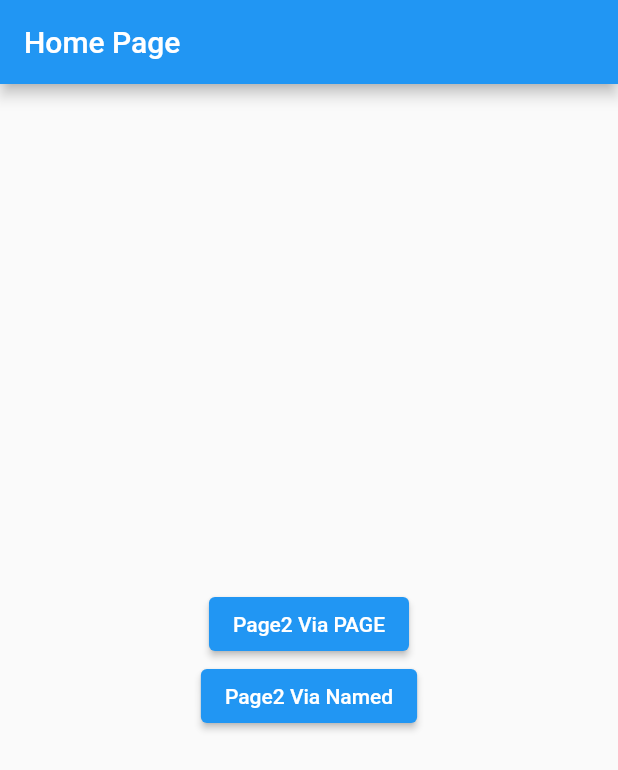
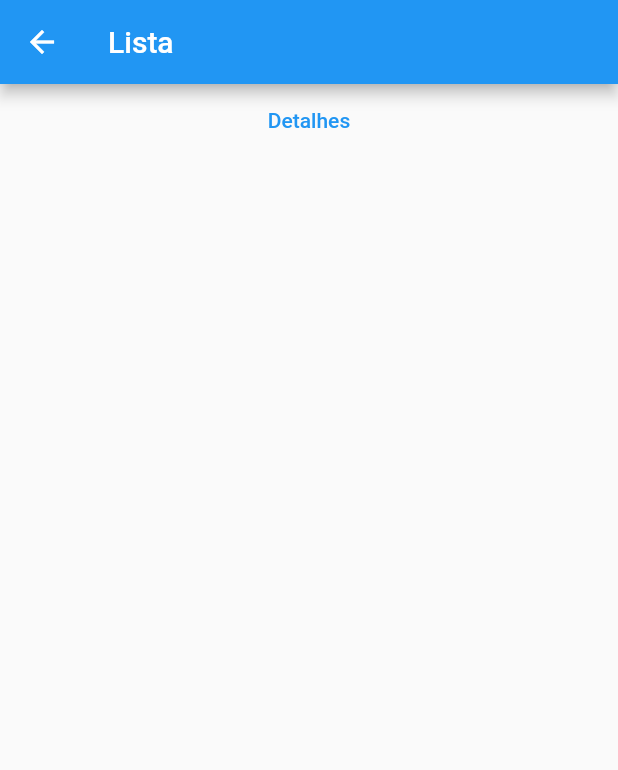
Before and after one commit to guilhermemanhani/flutter_maonamassa, a Flutter app: the screen it shows after launch, on a phone screen of 412 x 824 dp. Shown: the top 770 px of the screen. Run offline on Flutter 3.47's test engine with Material 2 defaults, Android fonts, the phone set to English and light mode, and no system bars.

Commit message:
navegacao param

```diff
--- a/lib/main.dart
+++ b/lib/main.dart
@@ -4,6 +4,8 @@ import 'package:flutter_maonamassa/navegacao/page1.dart';
 import 'package:flutter_maonamassa/navegacao/page2.dart';
 import 'package:flutter_maonamassa/navegacao/page3.dart';
 import 'package:flutter_maonamassa/navegacao/page4.dart';
+import 'package:flutter_maonamassa/navegacao_params/detalhe.dart';
+import 'package:flutter_maonamassa/navegacao_params/lista.dart';
 // import 'package:flutter_maonamassa/home/home_page.dart';
 // import 'package:flutter_maonamassa/images/images_page.dart';
 
@@ -20,12 +22,15 @@ class MyApp extends StatelessWidget {
         primarySwatch: Colors.blue,
       ),
       // home: navegacao.HomePage(),
+      initialRoute: '/navegacao_param',
       routes: {
         '/': (_) => navegacao.HomePage(),
         '/page1': (_) => Page1(),
         Page2.routeName: (_) => Page2(),
         '/page3': (_) => Page3(),
         '/page4': (_) => Page4(),
+        '/navegacao_param': (_) => Lista(),
+        '/detalhe': (_) => Detalhe(),
       },
       // home: ImagesPage(),
     );
--- /dev/null
+++ b/lib/navegacao_params/lista.dart
@@ -0,0 +1,43 @@
+import 'package:flutter/material.dart';
+import 'package:flutter_maonamassa/navegacao_params/detalhe.dart';
+
+class Lista extends StatelessWidget {
+  const Lista({Key? key}) : super(key: key);
+
+  @override
+  Widget build(BuildContext context) {
+    return Scaffold(
+      appBar: AppBar(
+        title: const Text('Lista'),
+      ),
+      body: Center(
+        child: Column(
+          children: [
+            TextButton(
+              onPressed: () {
+                // Navigator.of(context).push(
+                //   MaterialPageRoute(
+                //     settings: RouteSettings(
+                //       name: 'detalhe',
+                //       arguments: {
+                //         'id': 10,
+                //       },
+                //     ),
+                //     builder: (context) => Detalhe(),
+                //   ),
+                // );
+                Navigator.of(context).pushNamed(
+                  '/detalhe',
+                  arguments: {'id': 20},
+                );
+              },
+              child: Text(
+                'Detalhes',
+              ),
+            ),
+          ],
+        ),
+      ),
+    );
+  }
+}
```
Also changed, not shown: lib/navegacao_params/detalhe.dart (added, +35 -0 lines).
